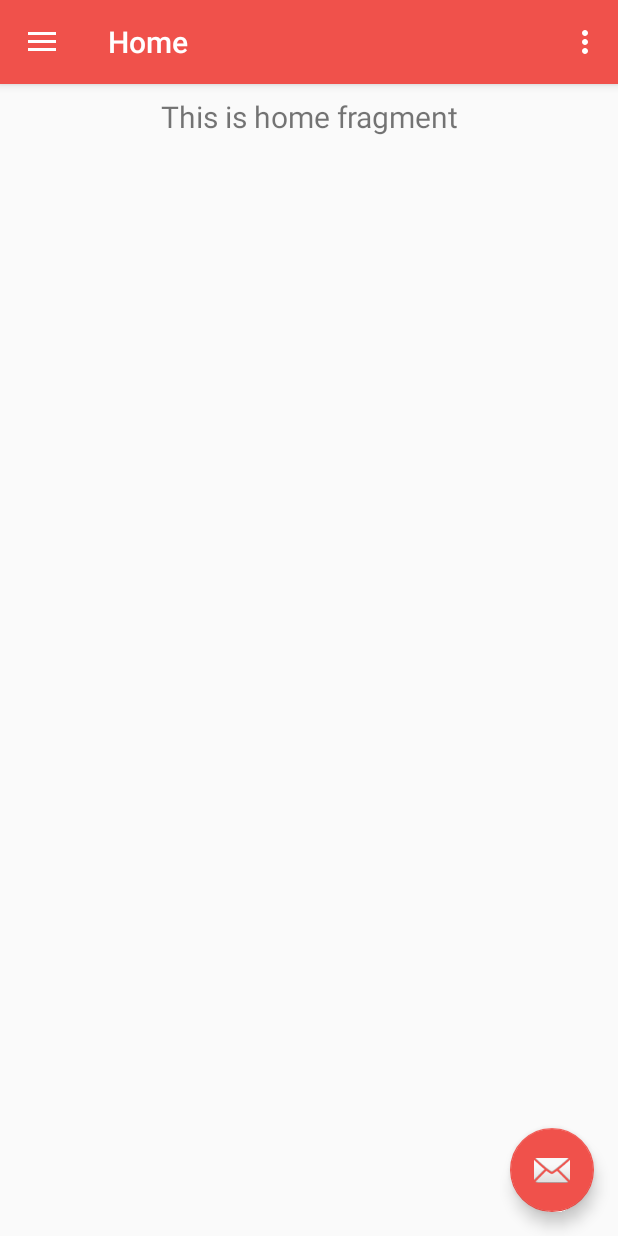
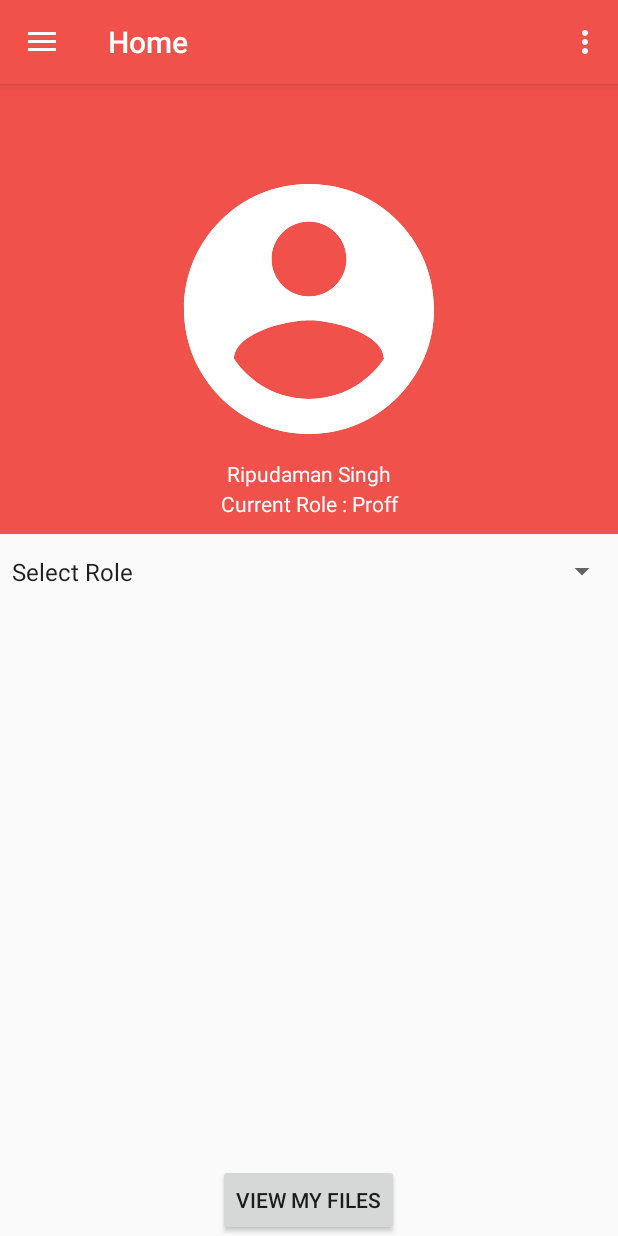
Before and after one commit to Amrit-pal-Singh/File-Management-System, an Android app: the FrontPageActivity screen opened directly, with no data from a screen before it, on a phone screen of 412 x 824 dp. Run offline under Robolectric (Android 15) with nearby library versions, the phone set to English and light mode, and no system bars; our stand-ins replace navigation-ui.

Commit message:
FrontPage and ProfilePage

```diff
--- a/src/App/FileManagement/app/src/main/java/com/example/filemanagement/FrontPageActivity.java
+++ b/src/App/FileManagement/app/src/main/java/com/example/filemanagement/FrontPageActivity.java
@@ -31,14 +31,14 @@ public class FrontPageActivity extends AppCompatActivity {
         setContentView(R.layout.activity_front_page);
         Toolbar toolbar = findViewById(R.id.toolbar);
         setSupportActionBar(toolbar);
-        FloatingActionButton fab = findViewById(R.id.fab);
-        fab.setOnClickListener(new View.OnClickListener() {
-            @Override
-            public void onClick(View view) {
-                Snackbar.make(view, "Replace with your own action", Snackbar.LENGTH_LONG)
-                        .setAction("Action", null).show();
-            }
-        });
+//        FloatingActionButton fab = findViewById(R.id.fab);
+//        fab.setOnClickListener(new View.OnClickListener() {
+//            @Override
+//            public void onClick(View view) {
+//                Snackbar.make(view, "Replace with your own action", Snackbar.LENGTH_LONG)
+//                        .setAction("Action", null).show();
+//            }
+//        });
         DrawerLayout drawer = findViewById(R.id.drawer_layout);
         NavigationView navigationView = findViewById(R.id.nav_view);
         // Passing each menu ID as a set of Ids because each
--- a/src/App/FileManagement/app/src/main/java/com/example/filemanagement/ui/home/HomeFragment.java
+++ b/src/App/FileManagement/app/src/main/java/com/example/filemanagement/ui/home/HomeFragment.java
@@ -1,10 +1,17 @@
 package com.example.filemanagement.ui.home;
 
+import android.content.Intent;
 import android.os.Bundle;
+import android.util.Log;
 import android.view.LayoutInflater;
 import android.view.View;
 import android.view.ViewGroup;
+import android.widget.AdapterView;
+import android.widget.ArrayAdapter;
+import android.widget.Button;
+import android.widget.Spinner;
 import android.widget.TextView;
+import android.widget.Toast;
 
 import androidx.annotation.Nullable;
 import androidx.annotation.NonNull;
@@ -13,23 +20,84 @@ import androidx.lifecycle.Observer;
 import androidx.lifecycle.ViewModelProviders;
 
 import com.example.filemanagement.R;
+import com.google.android.material.snackbar.Snackbar;
+
+import java.util.ArrayList;
+import java.util.List;
 
 public class HomeFragment extends Fragment {
-
+    private static final String TAG = "HomeFragment";
     private HomeViewModel homeViewModel;
+    private List<String> categories = new ArrayList<String>();
+    private Spinner roleSelectorSpinner;
+    private Button viewFiles;
 
     public View onCreateView(@NonNull LayoutInflater inflater,
                              ViewGroup container, Bundle savedInstanceState) {
         homeViewModel =
                 ViewModelProviders.of(this).get(HomeViewModel.class);
         View root = inflater.inflate(R.layout.fragment_home, container, false);
-        final TextView textView = root.findViewById(R.id.text_home);
-        homeViewModel.getText().observe(this, new Observer<String>() {
+//        final TextView textView = root.findViewById(R.id.text_home);
+//        homeViewModel.getText().observe(this, new Observer<String>() {
+//            @Override
+//            public void onChanged(@Nullable String s) {
+//                textView.setText(s);
+//            }
+//        });
+        //Hard Coded Data
+
+        categories.add("Select Role");
+        categories.add("Automobile");
+        categories.add("Business Services");
+        categories.add("Computers");
+        categories.add("Education");
+        categories.add("Personal");
+        categories.add("Travel");
+
+        //
+        try {
+            roleSelectorSpinner = root.findViewById(R.id.role_selector);
+        } catch (Exception e) {
+            Log.e(TAG, "Spinner Role Selector Error!!");
+        }
+        if(categories.isEmpty()) {
+            categories.add("No Roles");
+        }
+        // Creating adapter for spinner
+        ArrayAdapter<String> dataAdapter = new ArrayAdapter<String>(getContext(), android.R.layout.simple_spinner_item, categories);
+
+        // Drop down layout style - list view with radio button
+        dataAdapter.setDropDownViewResource(android.R.layout.simple_spinner_dropdown_item);
+
+        // attaching data adapter to spinner
+        roleSelectorSpinner.setAdapter(dataAdapter);
+
+        roleSelectorSpinner.setOnItemSelectedListener(new AdapterView.OnItemSelectedListener() {
             @Override
-            public void onChanged(@Nullable String s) {
-                textView.setText(s);
+            public void onItemSelected(AdapterView<?> parent, View view, int position, long id) {
+                String selectedString = roleSelectorSpinner.getItemAtPosition(position).toString();
+                if(selectedString != "Select Role"){
+//                    Toast.makeText(getContext(), "You Selected "+selectedString, Toast.LENGTH_SHORT).show();
+                    Snackbar.make(view, "You Selected "+selectedString, Snackbar.LENGTH_SHORT)
+                            .setAction("Action", null).show();
+                }
+            }
+            @Override
+            public void onNothingSelected(AdapterView<?> parent) {
+
             }
         });
+
+        viewFiles = root.findViewById(R.id.viewFiles_button);
+        viewFiles.setOnClickListener(new View.OnClickListener() {
+            @Override
+            public void onClick(View v) {
+//              startActivity(new Intent(getContext(), Demo.class));
+                Toast.makeText(getContext(), "Complete Intent", Toast.LENGTH_SHORT).show();
+
+            }
+        });
+
         return root;
     }
 }
--- /dev/null
+++ b/src/App/FileManagement/app/src/main/res/drawable/ic_account_circle_black_24dp.xml
@@ -0,0 +1,5 @@
+<vector android:height="24dp" android:tint="#FFFFFF"
+    android:viewportHeight="24.0" android:viewportWidth="24.0"
+    android:width="24dp" xmlns:android="http://schemas.android.com/apk/res/android">
+    <path android:fillColor="#FF000000" android:pathData="M12,2C6.48,2 2,6.48 2,12s4.48,10 10,10 10,-4.48 10,-10S17.52,2 12,2zM12,5c1.66,0 3,1.34 3,3s-1.34,3 -3,3 -3,-1.34 -3,-3 1.34,-3 3,-3zM12,19.2c-2.5,0 -4.71,-1.28 -6,-3.22 0.03,-1.99 4,-3.08 6,-3.08 1.99,0 5.97,1.09 6,3.08 -1.29,1.94 -3.5,3.22 -6,3.22z"/>
+</vector>
--- /dev/null
+++ b/src/App/FileManagement/app/src/main/res/drawable/profile_image_background.xml
@@ -0,0 +1,7 @@
+<?xml version="1.0" encoding="utf-8"?>
+<layer-list xmlns:android="http://schemas.android.com/apk/res/android" >
+
+    <item android:drawable="@drawable/profile_image_background_circle"/>
+    <item android:drawable="@drawable/ic_account_circle_black_24dp"/>
+
+</layer-list>
--- /dev/null
+++ b/src/App/FileManagement/app/src/main/res/drawable/profile_image_background_circle.xml
@@ -0,0 +1,7 @@
+<shape xmlns:android="http://schemas.android.com/apk/res/android"
+    android:shape="ring"
+    android:innerRadius="0dp"
+    android:thicknessRatio="2"
+    android:useLevel="false" >
+    <solid android:color="@android:color/transparent" />
+</shape>
--- a/src/App/FileManagement/app/src/main/res/layout/app_bar_front_page.xml
+++ b/src/App/FileManagement/app/src/main/res/layout/app_bar_front_page.xml
@@ -22,12 +22,12 @@
 
     <include layout="@layout/content_front_page" />
 
-    <com.google.android.material.floatingactionbutton.FloatingActionButton
-        android:id="@+id/fab"
-        android:layout_width="wrap_content"
-        android:layout_height="wrap_content"
-        android:layout_gravity="bottom|end"
-        android:layout_margin="@dimen/fab_margin"
-        app:srcCompat="@android:drawable/ic_dialog_email" />
+<!--    <com.google.android.material.floatingactionbutton.FloatingActionButton-->
+<!--        android:id="@+id/fab"-->
+<!--        android:layout_width="wrap_content"-->
+<!--        android:layout_height="wrap_content"-->
+<!--        android:layout_gravity="bottom|end"-->
+<!--        android:layout_margin="@dimen/fab_margin"-->
+<!--        app:srcCompat="@android:drawable/ic_dialog_email" />-->
 
 </androidx.coordinatorlayout.widget.CoordinatorLayout>
--- a/src/App/FileManagement/app/src/main/res/layout/fragment_home.xml
+++ b/src/App/FileManagement/app/src/main/res/layout/fragment_home.xml
@@ -1,19 +1,62 @@
 <?xml version="1.0" encoding="utf-8"?>
-<androidx.constraintlayout.widget.ConstraintLayout xmlns:android="http://schemas.android.com/apk/res/android"
+<LinearLayout xmlns:android="http://schemas.android.com/apk/res/android"
     xmlns:app="http://schemas.android.com/apk/res-auto"
     android:layout_width="match_parent"
-    android:layout_height="match_parent">
+    android:layout_height="match_parent"
+    android:orientation="vertical">
 
-    <TextView
-        android:id="@+id/text_home"
+    <LinearLayout
         android:layout_width="match_parent"
         android:layout_height="wrap_content"
-        android:layout_marginStart="8dp"
-        android:layout_marginTop="8dp"
-        android:layout_marginEnd="8dp"
-        android:textAlignment="center"
-        android:textSize="20sp"
-        app:layout_constraintEnd_toEndOf="parent"
-        app:layout_constraintStart_toStartOf="parent"
-        app:layout_constraintTop_toTopOf="parent" />
-</androidx.constraintlayout.widget.ConstraintLayout>
+        android:orientation="vertical"
+        android:layout_weight="0">
+        <RelativeLayout
+            android:layout_width="match_parent"
+            android:layout_height="300dp"
+            android:background="@color/colorAccent">
+            <ImageView
+                android:id="@+id/profileImage"
+                android:layout_width="200dp"
+                android:layout_height="200dp"
+                android:src="@drawable/ic_account_circle_black_24dp"
+                android:scaleType="fitXY"
+                android:layout_centerInParent="true"
+                android:background="@drawable/profile_image_background"></ImageView>
+            <TextView
+                android:id="@+id/profileName"
+                android:layout_width="match_parent"
+                android:layout_height="20dp"
+                android:text="Ripudaman Singh"
+                android:textColor="@color/whiteTextColor"
+                android:layout_below="@+id/profileImage"
+                android:textAlignment="center"></TextView>
+            <TextView
+                android:id="@+id/hardCodedText_home"
+                android:layout_width="match_parent"
+                android:layout_height="20dp"
+                android:text="Current Role : Proff"
+                android:textColor="@color/whiteTextColor"
+                android:layout_below="@+id/profileName"
+                android:textAlignment="center"></TextView>
+        </RelativeLayout>
+        <Spinner
+            android:id="@+id/role_selector"
+            android:layout_width="match_parent"
+            android:layout_height="50dp"
+            android:prompt="@string/spinner_prompt_home"
+            android:spinnerMode="dropdown"></Spinner>
+    </LinearLayout>
+    <LinearLayout
+        android:layout_width="match_parent"
+        android:layout_height="0dp"
+        android:orientation="vertical"
+        android:gravity="bottom|center"
+        android:layout_weight="1">
+        <Button
+            android:id="@+id/viewFiles_button"
+            android:layout_width="wrap_content"
+            android:layout_height="wrap_content"
+            android:text="View My Files"></Button>
+
+    </LinearLayout>
+</LinearLayout>
--- a/src/App/FileManagement/app/src/main/res/values/strings.xml
+++ b/src/App/FileManagement/app/src/main/res/values/strings.xml
@@ -19,6 +19,7 @@
     <string name="nav_header_subtitle">android.studio@android.com</string>
     <string name="nav_header_desc">Navigation header</string>
     <string name="action_settings">Settings</string>
+    <string name="spinner_prompt_home">Roles</string>
 
     <string name="menu_home">Home</string>
     <string name="menu_batch_processing">Batch Processing</string>
--- a/src/App/FileManagement/app/src/main/res/values/styles.xml
+++ b/src/App/FileManagement/app/src/main/res/values/styles.xml
@@ -92,5 +92,9 @@
 
     <style name="AppTheme.AppBarOverlay" parent="ThemeOverlay.AppCompat.Dark.ActionBar" />
 
-    <style name="AppTheme.PopupOverlay" parent="ThemeOverlay.AppCompat.Light" />
+    <style name="AppTheme.PopupOverlay" parent="ThemeOverlay.AppCompat.Light" >
+        <item name="colorPrimary">@color/colorPrimaryNew</item>
+        <item name="colorPrimaryDark">@color/colorPrimaryDarkNew</item>
+        <item name="colorAccent">@color/colorAccentNew</item>
+    </style>
 </resources>
```
